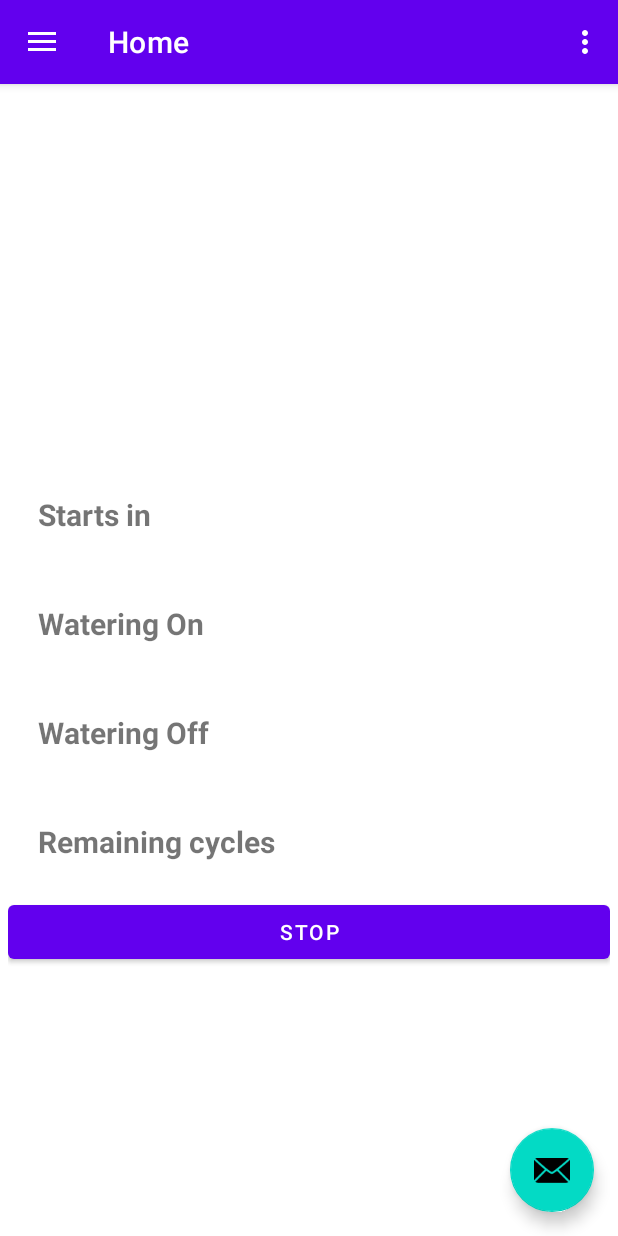
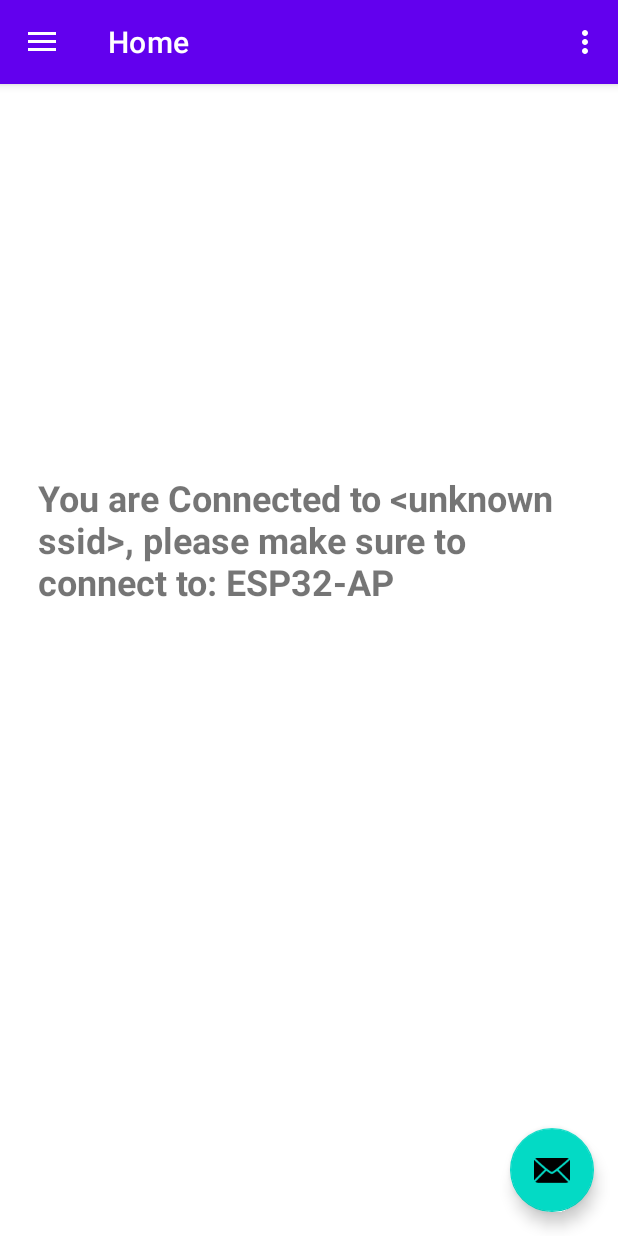
Before and after one commit to bou6/El_Ghabgoub, an Android app: the screen it shows after launch (MainActivity), on a phone screen of 412 x 824 dp. Run offline under Robolectric (Android 15) with nearby library versions, the phone set to English and light mode, and no system bars; our stand-ins replace navigation-ui.

Commit message:
wifi connection status Ok

```diff
--- a/app/src/main/java/com/example/el_ghabghoub/ui/home/HomeFragment.java
+++ b/app/src/main/java/com/example/el_ghabghoub/ui/home/HomeFragment.java
@@ -11,6 +11,7 @@ import androidx.annotation.Nullable;
 import androidx.fragment.app.Fragment;
 import androidx.lifecycle.ViewModelProvider;
 
+import com.example.el_ghabghoub.core.Config;
 import com.example.el_ghabghoub.databinding.FragmentHomeBinding;
 
 import com.example.el_ghabghoub.core.WifiComm;
@@ -19,6 +20,8 @@ import android.Manifest;
 import android.content.pm.PackageManager;
 import androidx.core.app.ActivityCompat;
 import androidx.core.content.ContextCompat;
+
+import java.util.Objects;
 
 public class HomeFragment extends Fragment {
 
@@ -38,33 +41,26 @@ public class HomeFragment extends Fragment {
     public void onViewCreated(@NonNull View view, @Nullable Bundle savedInstanceState) {
         super.onViewCreated(view, savedInstanceState);
 
-        // Check location permission before accessing WiFi SSID
-        if (ContextCompat.checkSelfPermission(requireContext(), Manifest.permission.ACCESS_FINE_LOCATION) != PackageManager.PERMISSION_GRANTED) {
-            ActivityCompat.requestPermissions(requireActivity(), new String[]{Manifest.permission.ACCESS_FINE_LOCATION}, LOCATION_PERMISSION_REQUEST_CODE);
-        } else {
-            showWifiStatus();
-        }
-    }
-
-    @Override
-    public void onRequestPermissionsResult(int requestCode, @NonNull String[] permissions, @NonNull int[] grantResults) {
-        super.onRequestPermissionsResult(requestCode, permissions, grantResults);
-        if (requestCode == LOCATION_PERMISSION_REQUEST_CODE) {
-            if (grantResults.length > 0 && grantResults[0] == PackageManager.PERMISSION_GRANTED) {
-                showWifiStatus();
-            } else {
-                binding.statusConnection.setText("Location permission denied");
-            }
-        }
-    }
-
-    private void showWifiStatus() {
-        /*#### make sure that every device has its own SSID #### */
         WifiComm wifiComm = WifiComm.getInstance(requireContext());
         String ssid = wifiComm.getSSID();
-        if (ssid != Config.WATERING_DEVICE_SSID) {
+        // Remove quotes and trim whitespace from SSID
+        if (ssid != null) {
+            ssid = ssid.replace("\"", "").trim();
+        }
+        if (!Objects.equals(ssid, Config.WATERING_DEVICE_SSID)) {
             // Display the WiFi status
             binding.statusConnection.setText("You are Connected to " + ssid + ", please make sure to connect to: " + Config.WATERING_DEVICE_SSID);
+            //blind the other fields
+            binding.statusStart.setVisibility(View.GONE);
+            binding.statusStartTime.setVisibility(View.GONE);
+            binding.statusWateringOn.setVisibility(View.GONE);
+            binding.statusWateringOnTime.setVisibility(View.GONE);
+            binding.statusWateringOff.setVisibility(View.GONE);
+            binding.statusWateringOffTime.setVisibility(View.GONE);
+            binding.statusCycles.setVisibility(View.GONE);
+            binding.statusRemainingCycles.setVisibility(View.GONE);
+            binding.button.setVisibility(View.GONE);
+
         }
         else {
             binding.statusConnection.setText("You are connected to: " + Config.WATERING_DEVICE_SSID);
```
